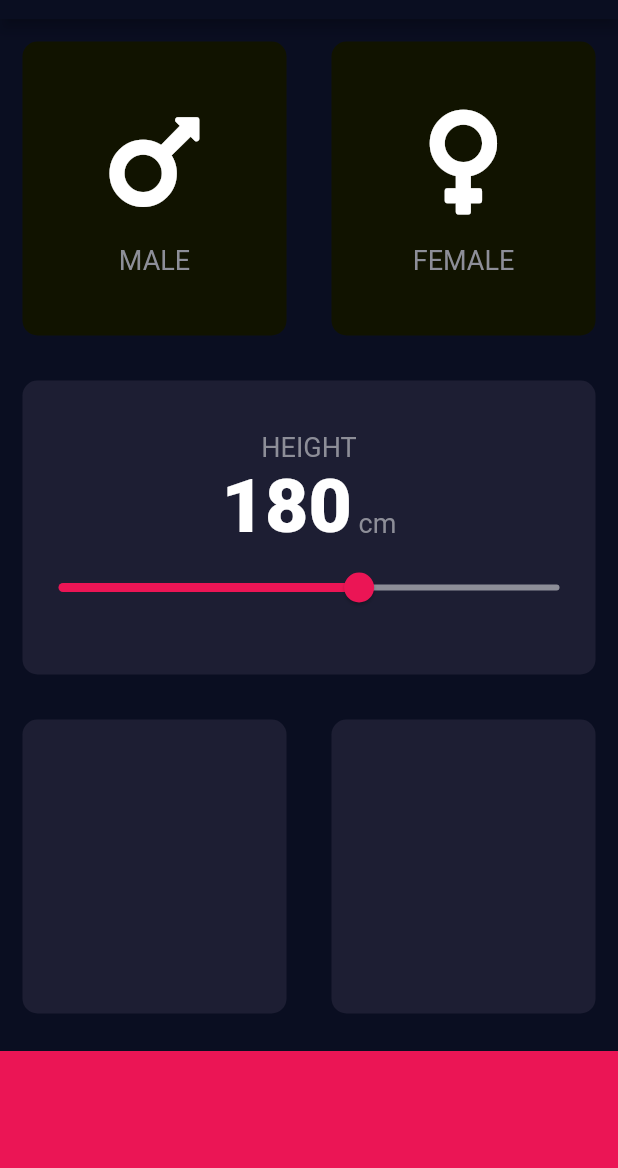
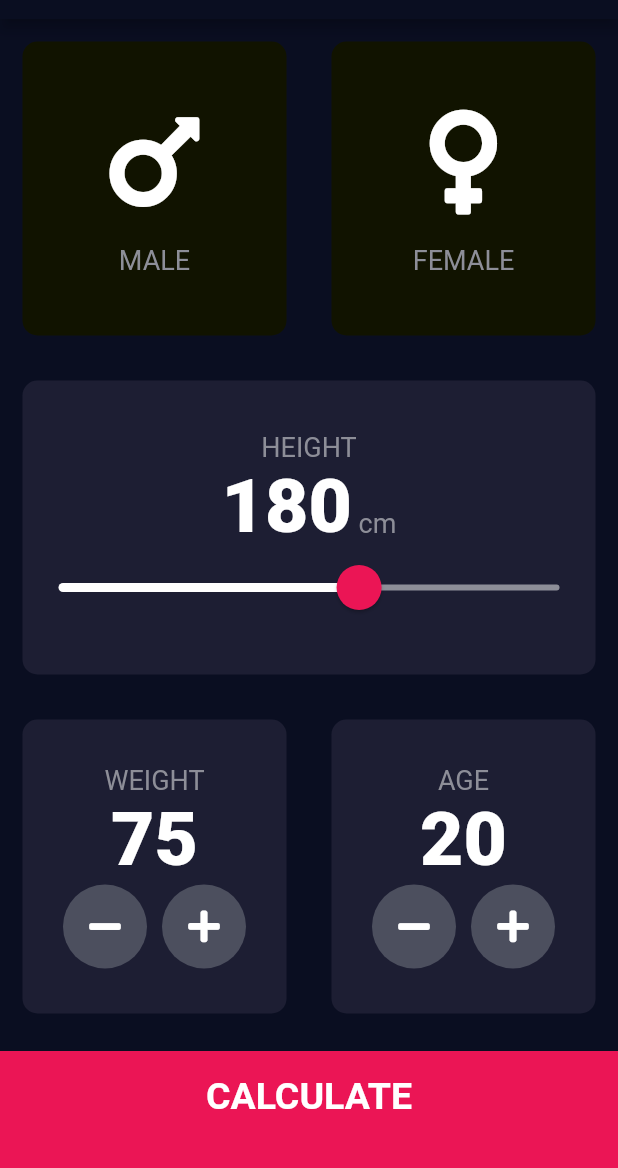
Before and after one commit to Tsiuryn/FlutterProjects, a Flutter app: the screen it shows after launch, on a phone screen of 412 x 824 dp, the part 65-1233 px from its top. Run offline on Flutter 3.47's test engine with Material 2 defaults, Android fonts, the phone set to English and light mode, and no system bars; our stand-ins replace audioplayers, font_awesome_flutter; missing offline and left inert: alert.

Commit message:
finished BMI Calculator

```diff
--- /dev/null
+++ b/bmi_calculator/lib/calculate_brain.dart
@@ -0,0 +1,38 @@
+
+import 'dart:math';
+
+class CalculatorBrain{
+
+  final int height;
+  final int weight;
+
+  double _bmi;
+
+  CalculatorBrain({this.height, this.weight});
+
+  String calculateBMI (){
+    _bmi = weight / pow(height / 100 , 2);
+    return _bmi.toStringAsFixed(1);
+  }
+
+  String getResults (){
+    if(_bmi >= 25){
+      return 'Overweight';
+    }else if(_bmi >= 18.5){
+      return 'Normal';
+    }else{
+      return 'Underweight';
+    }
+  }
+
+  String interpretate (){
+    if(_bmi >= 25){
+      return 'High risk of developing heart disease, high blood pressure, stroke, diabetes';
+    }else if(_bmi >= 18.5){
+      return 'Low Risk (healthy range)';
+    }else{
+      return 'Risk of developing problems such as nutritional deficiency and osteoporosis';
+    }
+  }
+
+}
--- /dev/null
+++ b/bmi_calculator/lib/components/bottom_button.dart
@@ -0,0 +1,27 @@
+
+import 'package:flutter/cupertino.dart';
+
+import '../constants.dart';
+
+class BottomButton extends StatelessWidget {
+
+  final String title;
+  final Function onTap;
+
+  BottomButton({@required this.title, @required this.onTap});
+
+  @override
+  Widget build(BuildContext context) {
+    return GestureDetector(
+      onTap: onTap,
+      child: Container(
+        child: Center(child: Text(title, style: kLargeButtonTextStyle,)),
+        color: kBottomContainerColour,
+        margin: EdgeInsets.only(top: 10.0),
+        padding: EdgeInsets.only(bottom: 20.0),
+        width: double.infinity,
+        height: kBottomContainerHeight,
+      ),
+    );
+  }
+}
--- a/bmi_calculator/lib/icon_content.dart
+++ b/bmi_calculator/lib/components/icon_content.dart
@@ -2,7 +2,7 @@
 //Custom Widget
 import 'package:flutter/cupertino.dart';
 
-import 'constants.dart';
+import '../constants.dart';
 
 class IconContent extends StatelessWidget {
   IconContent({this.icon, this.label});
--- /dev/null
+++ b/bmi_calculator/lib/components/round_icon_button.dart
@@ -0,0 +1,29 @@
+
+import 'package:flutter/cupertino.dart';
+import 'package:flutter/material.dart';
+
+class RoundIconButton extends StatelessWidget {
+  RoundIconButton({@required this.icon, @required this.onPressed, this.onLongPressed});
+
+  final IconData icon;
+  final Function onPressed;
+  final Function onLongPressed;
+
+  @override
+  Widget build(BuildContext context) {
+    return GestureDetector(
+      onTap: onPressed,
+      onLongPress: onLongPressed,
+      child: RawMaterialButton(
+        elevation: 0.0,
+        child: Icon(icon),
+        constraints: BoxConstraints.tightFor(
+          width: 56.0,
+          height: 56.0,
+        ),
+        shape: CircleBorder(),
+        fillColor: Color(0xFF4C4F5E),
+      ),
+    );
+  }
+}
--- a/bmi_calculator/lib/input_page.dart
+++ /dev/null
@@ -1,115 +0,0 @@
-import 'package:bmi_calculator/reusable_card.dart';
-import 'package:flutter/cupertino.dart';
-import 'package:flutter/material.dart';
-import 'package:font_awesome_flutter/font_awesome_flutter.dart';
-
-import 'constants.dart';
-import 'icon_content.dart';
-
-class InputPage extends StatefulWidget {
-  @override
-  _InputPageState createState() => _InputPageState();
-}
-
-class _InputPageState extends State<InputPage> {
-  Gender genderSelected;
-  int height = 180;
-
-  @override
-  Widget build(BuildContext context) {
-    return Scaffold(
-        appBar: AppBar(
-          title: Text('BMI CALCULATOR'),
-        ),
-        body: Column(
-          crossAxisAlignment: CrossAxisAlignment.stretch,
-          children: [
-            Expanded(
-                child: Row(
-              children: [
-                Expanded(
-                    child: ReusableCard(
-                  onPress: () {
-                    setState(() {
-                      genderSelected = Gender.male;
-                    });
-                  },
-                  colour: genderSelected == Gender.male
-                      ? kActiveCardColour
-                      : kInactiveCardColour,
-                  cardChild: IconContent(
-                    icon: FontAwesomeIcons.mars,
-                    label: 'MALE',
-                  ),
-                )),
-                Expanded(
-                    child: ReusableCard(
-                  onPress: () {
-                    setState(() {
-                      genderSelected = Gender.female;
-                    });
-                  },
-                  colour: genderSelected == Gender.female
-                      ? kActiveCardColour
-                      : kInactiveCardColour,
-                  cardChild: IconContent(
-                    icon: FontAwesomeIcons.venus,
-                    label: 'FEMALE',
-                  ),
-                )),
-              ],
-            )),
-            Expanded(
-                child: ReusableCard(
-              colour: kActiveCardColour,
-              cardChild: Center(
-                child: Column(
-                  mainAxisAlignment: MainAxisAlignment.center,
-                  children: [
-                    Text(
-                      'HEIGHT',
-                      style: kLabelTextStyle,
-                    ),
-                    Row(
-                      mainAxisAlignment: MainAxisAlignment.center,
-                      crossAxisAlignment: CrossAxisAlignment.baseline,
-                      textBaseline: TextBaseline.alphabetic,
-                      children: [
-                        Text(height.toString(), style: kNumberTextStyle),
-                        Text(' cm', style: kLabelTextStyle),
-                      ],
-                    ),
-                    Slider(
-                        value: height.toDouble(),
-                        min: 120.0,
-                        max: 220.0,
-                        activeColor: Color(0xFFEB1555),
-                        inactiveColor: Color(0xFF8D8E98),
-                        onChanged: (double newValue) {
-                          setState(() {
-                            height = newValue.toInt();
-                          });
-                        })
-                  ],
-                ),
-              ),
-            )),
-            Expanded(
-                child: Row(
-              children: [
-                Expanded(child: ReusableCard(colour: kActiveCardColour)),
-                Expanded(child: ReusableCard(colour: kActiveCardColour)),
-              ],
-            )),
-            Container(
-              color: Color(0xFFEB1555),
-              margin: EdgeInsets.only(top: 10.0),
-              width: double.infinity,
-              height: kBottomContainerHeight,
-            )
-          ],
-        ));
-  }
-}
-
-enum Gender { male, female }
--- a/bmi_calculator/lib/main.dart
+++ b/bmi_calculator/lib/main.dart
@@ -1,6 +1,6 @@
 import 'package:flutter/material.dart';
 
-import 'input_page.dart';
+import 'screens/input_page.dart';
 
 void main() => runApp(BMICalculator());
 
--- /dev/null
+++ b/bmi_calculator/lib/screens/input_page.dart
@@ -0,0 +1,256 @@
+import 'package:bmi_calculator/components/reusable_card.dart';
+import 'package:bmi_calculator/screens/result_page.dart';
+import 'package:bmi_calculator/components/round_icon_button.dart';
+import 'package:flutter/cupertino.dart';
+import 'package:flutter/material.dart';
+import 'package:font_awesome_flutter/font_awesome_flutter.dart';
+
+import '../calculate_brain.dart';
+import '../components/bottom_button.dart';
+import '../constants.dart';
+import '../components/icon_content.dart';
+import '../constants.dart';
+
+class InputPage extends StatefulWidget {
+  @override
+  _InputPageState createState() => _InputPageState();
+}
+
+class _InputPageState extends State<InputPage> {
+  Gender genderSelected;
+  int height = 180;
+  int weight = 75;
+  int age = 20;
+
+  Future<void> _showMyDialog() async {
+    return showDialog<void>(
+      context: context,
+      barrierDismissible: true, // user must tap button!
+      builder: (BuildContext context) {
+        return AlertDialog(
+          title: Text('BMI Calculator'),
+          content: SingleChildScrollView(child: Text('Choose the gender!')),
+        );
+      },
+    );
+  }
+
+  @override
+  Widget build(BuildContext context) {
+    return Scaffold(
+        appBar: AppBar(
+          title: Text('BMI CALCULATOR'),
+        ),
+        body: Column(
+          crossAxisAlignment: CrossAxisAlignment.stretch,
+          children: [
+            Expanded(
+                child: Row(
+              children: [
+                Expanded(
+                    child: ReusableCard(
+                  onPress: () {
+                    setState(() {
+                      genderSelected = Gender.male;
+                    });
+                  },
+                  colour: genderSelected == Gender.male
+                      ? kActiveCardColour
+                      : kInactiveCardColour,
+                  cardChild: IconContent(
+                    icon: FontAwesomeIcons.mars,
+                    label: 'MALE',
+                  ),
+                )),
+                Expanded(
+                    child: ReusableCard(
+                  onPress: () {
+                    setState(() {
+                      genderSelected = Gender.female;
+                    });
+                  },
+                  colour: genderSelected == Gender.female
+                      ? kActiveCardColour
+                      : kInactiveCardColour,
+                  cardChild: IconContent(
+                    icon: FontAwesomeIcons.venus,
+                    label: 'FEMALE',
+                  ),
+                )),
+              ],
+            )),
+            Expanded(
+                child: ReusableCard(
+              colour: kActiveCardColour,
+              cardChild: Center(
+                child: Column(
+                  mainAxisAlignment: MainAxisAlignment.center,
+                  children: [
+                    Text(
+                      'HEIGHT',
+                      style: kLabelTextStyle,
+                    ),
+                    Row(
+                      mainAxisAlignment: MainAxisAlignment.center,
+                      crossAxisAlignment: CrossAxisAlignment.baseline,
+                      textBaseline: TextBaseline.alphabetic,
+                      children: [
+                        Text(height.toString(), style: kNumberTextStyle),
+                        Text(' cm', style: kLabelTextStyle),
+                      ],
+                    ),
+                    SliderTheme(
+                      data: SliderTheme.of(context).copyWith(
+                        inactiveTrackColor: Color(0xFF8D8E98),
+                        activeTrackColor: Colors.white,
+                        thumbColor: Color(0xFFEB1555),
+                        overlayColor: Color(0x55EB1555),
+                        thumbShape:
+                            RoundSliderThumbShape(enabledThumbRadius: 15.0),
+                      ),
+                      child: Slider(
+                          value: height.toDouble(),
+                          min: 120.0,
+                          max: 220.0,
+                          onChanged: (double newValue) {
+                            setState(() {
+                              height = newValue.toInt();
+                            });
+                          }),
+                    )
+                  ],
+                ),
+              ),
+            )),
+            Expanded(
+                child: Row(
+              children: [
+                Expanded(
+                    child: ReusableCard(
+                  colour: kActiveCardColour,
+                  cardChild: Column(
+                    mainAxisAlignment: MainAxisAlignment.center,
+                    children: [
+                      Text(
+                        'WEIGHT',
+                        style: kLabelTextStyle,
+                      ),
+                      Text(
+                        weight.toString(),
+                        style: kNumberTextStyle,
+                      ),
+                      Row(
+                        mainAxisAlignment: MainAxisAlignment.center,
+                        children: [
+                          RoundIconButton(
+                            icon: FontAwesomeIcons.minus,
+                            onPressed: () {
+                              setState(() {
+                                weight > 1 ? weight-- : weight;
+                              });
+                            },
+                            onLongPressed: () {
+                              setState(() {
+                                weight > 11 ? weight -= 10 : weight;
+                              });
+                            },
+                          ),
+                          SizedBox(
+                            width: 10.0,
+                          ),
+                          RoundIconButton(
+                            icon: FontAwesomeIcons.plus,
+                            onPressed: () {
+                              setState(() {
+                                weight++;
+                              });
+                            },
+                            onLongPressed: () {
+                              setState(() {
+                                weight += 10;
+                              });
+                            },
+                          ),
+                        ],
+                      )
+                    ],
+                  ),
+                )),
+                Expanded(
+                    child: ReusableCard(
+                  colour: kActiveCardColour,
+                  cardChild: Column(
+                    mainAxisAlignment: MainAxisAlignment.center,
+                    children: [
+                      Text(
+                        'AGE',
+                        style: kLabelTextStyle,
+                      ),
+                      Text(
+                        age.toString(),
+                        style: kNumberTextStyle,
+                      ),
+                      Row(
+                        mainAxisAlignment: MainAxisAlignment.center,
+                        children: [
+                          RoundIconButton(
+                            icon: FontAwesomeIcons.minus,
+                            onPressed: () {
+                              setState(() {
+                                age > 1 ? age-- : age;
+                              });
+                            },
+                            onLongPressed: () {
+                              setState(() {
+                                age > 11 ? age -= 10 : age;
+                              });
+                            },
+                          ),
+                          SizedBox(
+                            width: 10.0,
+                          ),
+                          RoundIconButton(
+                            icon: FontAwesomeIcons.plus,
+                            onPressed: () {
+                              setState(() {
+                                age++;
+                              });
+                            },
+                            onLongPressed: () {
+                              setState(() {
+                                age += 10;
+                              });
+                            },
+                          ),
+                        ],
+                      )
+                    ],
+                  ),
+                )),
+              ],
+            )),
+            BottomButton(
+              title: 'CALCULATE',
+              onTap: () {
+                if (genderSelected == null) {
+                  _showMyDialog();
+                } else {
+                  CalculatorBrain calculator =
+                      CalculatorBrain(height: height, weight: weight);
+                  Navigator.push(
+                      context,
+                      MaterialPageRoute(
+                          builder: (context) => ResultPage(
+                                bmiResult: calculator.calculateBMI(),
+                                resultText: calculator.getResults(),
+                                interpretate: calculator.interpretate(),
+                              )));
+                }
+              },
+            )
+          ],
+        ));
+  }
+}
+
+enum Gender { male, female }
```
Also changed, not shown: bmi_calculator/lib/constants.dart (+25 -0 lines), bmi_calculator/lib/screens/result_page.dart (added, +71 -0 lines), bmi_calculator/lib/components/reusable_card.dart (renamed from bmi_calculator/lib/reusable_card.dart).
